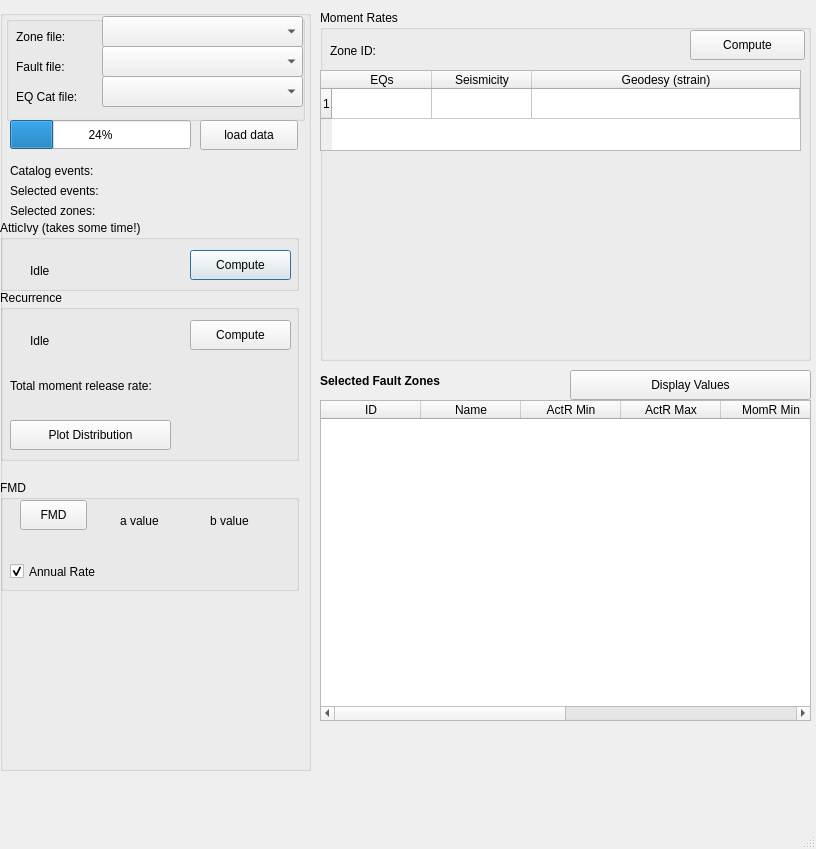
The window that mt_seismicsource/ui_seismicsource.ui (feuchner/seismicsource-toolkit) describes before a commit, drawn with Qt 5.
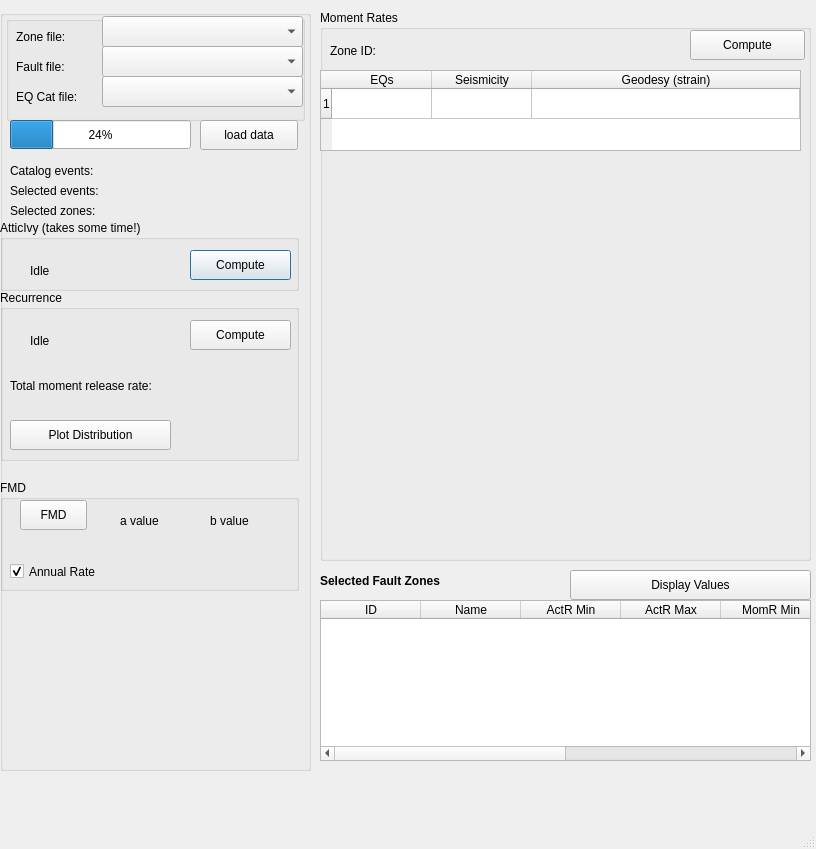
The same window after the commit. Custom widgets are drawn as their Qt base class.

Commit message: replace moment rate comparison plot

```diff
--- a/mt_seismicsource/ui_seismicsource.ui
+++ b/mt_seismicsource/ui_seismicsource.ui
@@ -413,7 +413,7 @@
      <x>320</x>
      <y>10</y>
      <width>491</width>
-     <height>351</height>
+     <height>551</height>
     </rect>
    </property>
    <widget class="QGroupBox" name="groupBoxMomentRate">
@@ -422,7 +422,7 @@
       <x>0</x>
       <y>0</y>
       <width>491</width>
-      <height>351</height>
+      <height>551</height>
      </rect>
     </property>
     <property name="title">
@@ -472,7 +472,7 @@
        <x>0</x>
        <y>140</y>
        <width>481</width>
-       <height>211</height>
+       <height>401</height>
       </rect>
      </property>
      <layout class="QVBoxLayout" name="layoutPlotMomentRate"/>
@@ -509,9 +509,9 @@
    <property name="geometry">
     <rect>
      <x>320</x>
-     <y>370</y>
+     <y>570</y>
      <width>491</width>
-     <height>351</height>
+     <height>201</height>
     </rect>
    </property>
    <widget class="QTableWidget" name="zoneFaultTable">
@@ -520,7 +520,7 @@
       <x>0</x>
       <y>30</y>
       <width>491</width>
-      <height>321</height>
+      <height>161</height>
      </rect>
     </property>
     <property name="sortingEnabled">
```
The commit also changes 1 other file.
